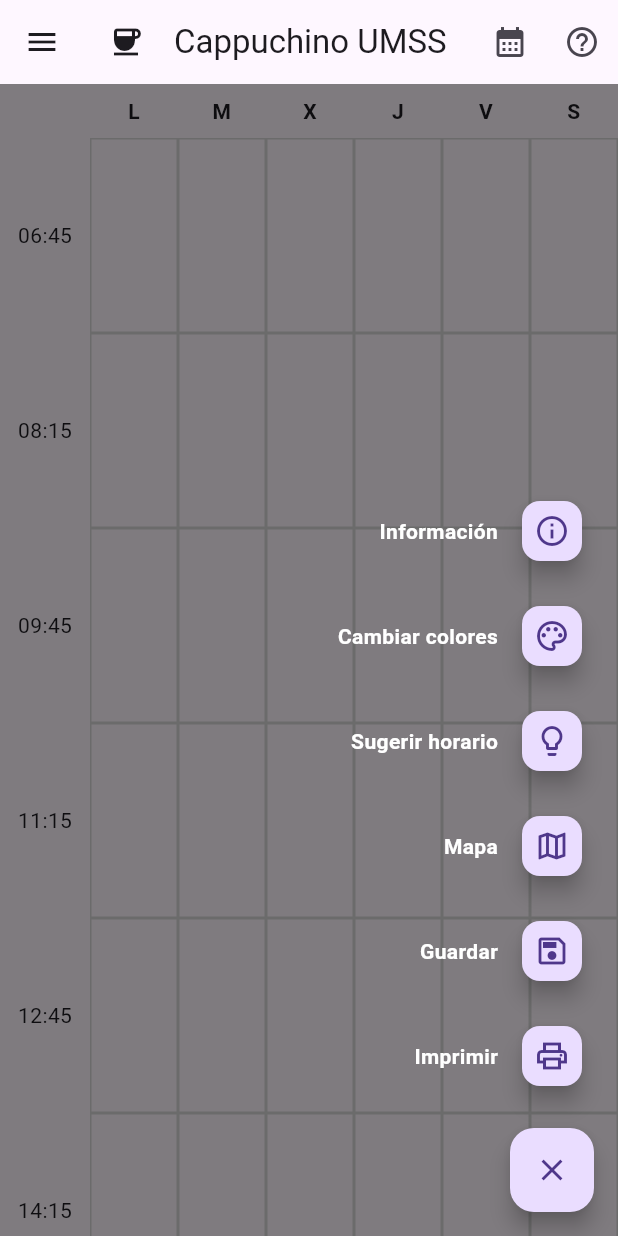
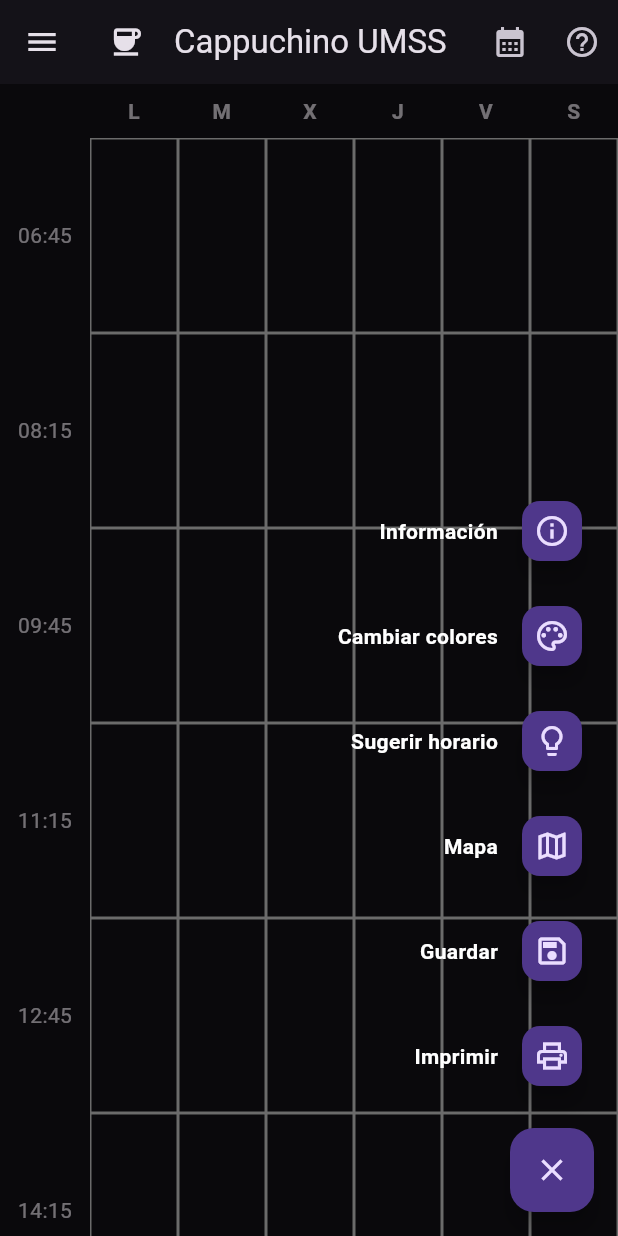
Before and after one commit to Anstayker/FCyT_Calendar, a Flutter app: the screen it shows after launch, after a tap on the "add" icon, on a phone screen of 412 x 824 dp. Run offline on Flutter 3.47's test engine with Material 3 defaults, Android fonts, the phone set to English and light mode, and no system bars; our stand-ins replace bloc, carousel_slider, dartz, equatable, flutter_bloc, get_it and 4 more.

Commit message:
front final details

```diff
--- a/assets/calendar_info.json
+++ b/assets/calendar_info.json
@@ -117,7 +117,7 @@
               "groups": [
                 {
                   "id": "B",
-                  "name": "B",
+                  "name": "1",
                   "teacher": "Valenzuela Miranda Roberto",
                   "hours": [
                     {
--- /dev/null
+++ b/lib/core/themes/default_theme.dart
@@ -0,0 +1,16 @@
+import 'package:flutter/material.dart';
+
+ThemeData defaultTheme() {
+  return ThemeData(
+    useMaterial3: true,
+    // colorScheme: ColorScheme.fromSeed(seedColor: Colors.indigo),
+    appBarTheme: appBarTheme(),
+    brightness: Brightness.dark,
+  );
+}
+
+AppBarTheme appBarTheme() {
+  return const AppBarTheme(
+    scrolledUnderElevation: 0.0,
+  );
+}
--- a/lib/feature/calendar/presentation/widgets/mobile_fab.dart
+++ b/lib/feature/calendar/presentation/widgets/mobile_fab.dart
@@ -1,7 +1,6 @@
-import 'package:cappuchino_prototype/feature/calendar/presentation/widgets/dialog_calendar_generator.dart';
-import 'package:cappuchino_prototype/feature/calendar/presentation/widgets/dialog_info.dart';
 import 'package:flutter/material.dart';
 
+import 'dialog_calendar_generator.dart';
 import 'widgets_export_calendar.dart';
 
 class MobileFab extends StatelessWidget {
@@ -29,7 +28,7 @@ class MobileFab extends StatelessWidget {
           additionalFab(Icons.lightbulb_outline, 290, 'Sugerir horario',
               context, onMainFabPressed, const DialogCalendarGenerator()),
           additionalFab(Icons.color_lens_outlined, 360, 'Cambiar colores',
-              context, onMainFabPressed, const DialogInProgress()),
+              context, onMainFabPressed, const StackColorChange()),
           additionalFab(Icons.info_outline, 430, 'Información', context,
               onMainFabPressed, const DialogInfo()),
         ],
@@ -40,7 +39,10 @@ class MobileFab extends StatelessWidget {
 
   Widget additionalFab(IconData icon, double bottomPadding, String text,
       BuildContext context, VoidCallback onPressed, Widget dialog) {
-    return Padding(
+    return AnimatedOpacity(
+      opacity: showAdditionalFabs ? 1.0 : 0.0,
+      duration: const Duration(milliseconds: 300),
+      child: Padding(
         padding: EdgeInsets.only(bottom: bottomPadding, right: 4),
         child: Row(
           mainAxisSize: MainAxisSize.min,
@@ -61,6 +63,7 @@ class MobileFab extends StatelessWidget {
             ),
           ],
         ),
+      ),
     );
   }
 
--- a/lib/feature/calendar/presentation/widgets/semester_list_tile.dart
+++ b/lib/feature/calendar/presentation/widgets/semester_list_tile.dart
@@ -15,7 +15,8 @@ class SemesterListTile extends StatelessWidget {
   @override
   Widget build(BuildContext context) {
     return ListTile(
-      title: Text(semester.name),
+      title: Text(semester.name,
+          style: const TextStyle(fontWeight: FontWeight.bold)),
       onTap: onTap,
     );
   }
--- a/lib/feature/calendar/presentation/widgets/subject_group_list_tile.dart
+++ b/lib/feature/calendar/presentation/widgets/subject_group_list_tile.dart
@@ -26,7 +26,7 @@ class SubjectGroupListTile extends StatelessWidget {
   @override
   Widget build(BuildContext context) {
     return Padding(
-      padding: const EdgeInsets.only(left: 20.0),
+      padding: const EdgeInsets.only(left: 32.0),
       child: ListTile(
         title: Text(subjectGroup.teacher),
         subtitle: Text('Grupo: ${subjectGroup.name}'),
--- a/lib/feature/calendar/presentation/widgets/widgets_export_calendar.dart
+++ b/lib/feature/calendar/presentation/widgets/widgets_export_calendar.dart
@@ -14,3 +14,5 @@ export 'dialog_in_progress.dart';
 export 'dialog_help.dart';
 export 'dialog_my_calendars.dart';
 export 'calendar_selection_dialog.dart';
+export 'dialog_info.dart';
+export 'stack_color_change.dart';
--- a/lib/main.dart
+++ b/lib/main.dart
@@ -1,6 +1,7 @@
 import 'package:flutter/material.dart';
 
 import 'core/routes/app_routes.dart';
+import 'core/themes/default_theme.dart';
 import 'feature/calendar/presentation/pages/calendar_page.dart';
 import 'injection_container.dart' as dependencies;
 
@@ -15,11 +16,11 @@ class MainApp extends StatelessWidget {
 
   @override
   Widget build(BuildContext context) {
-    return const MaterialApp(
+    return MaterialApp(
       debugShowCheckedModeBanner: false,
       onGenerateRoute: AppRoutes.onGenerateRoutes,
-      //theme: defaultTheme(),
-      home: CalendarPage(),
+      theme: defaultTheme(),
+      home: const CalendarPage(),
       title: 'Cappuchino UMSS',
     );
   }
```
Also changed, not shown: lib/feature/calendar/presentation/widgets/stack_color_change.dart (added, +72 -0 lines), lib/feature/calendar/presentation/widgets/subject_list_tile.dart (+5 -2 lines). Lines whose indentation alone changed are shown as unchanged.
